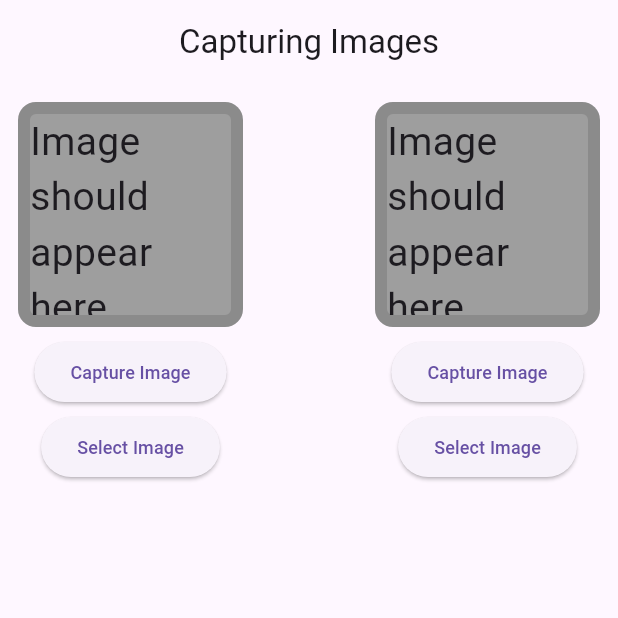
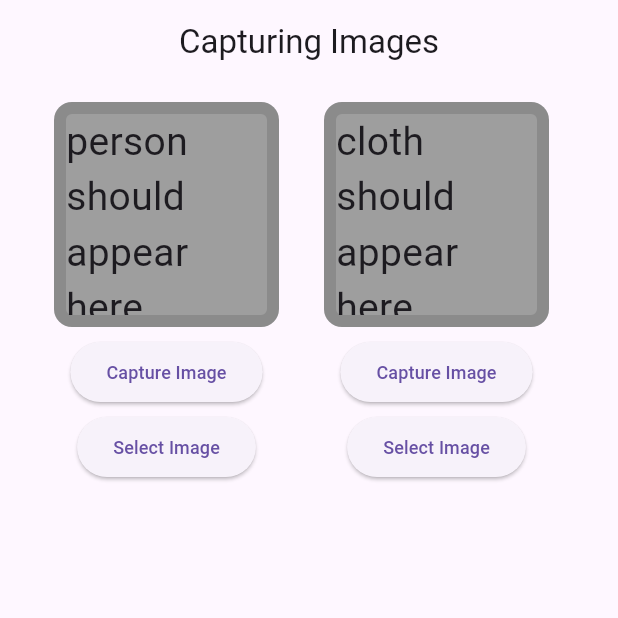
Before and after one commit to FITMI-APP/Mobile-App, a Flutter app: the screen it shows once a user with an empty profile is signed in, on a phone screen of 412 x 824 dp, the top half of it. Run offline on Flutter 3.47's test engine with Material 3 defaults, Android fonts, the light colour scheme and no system bars; our stand-ins replace cloud_firestore, firebase_auth, firebase_core, flutter_spinkit, font_awesome_flutter, google_sign_in and 1 more; missing offline and left inert: animated_button_bar; accounts and stored records are empty.

Commit message:
Add files via upload

```diff
--- a/lib/screens/home/test.dart
+++ b/lib/screens/home/test.dart
@@ -18,7 +18,8 @@ class MyHomePage extends StatefulWidget {
 
 class _HomeState extends State<MyHomePage> {
 
-  File? imageFile;
+  File? cloth;
+  File? person;
 
   @override
   Widget build(BuildContext context) {
@@ -29,10 +30,10 @@ class _HomeState extends State<MyHomePage> {
       ),
       body: Padding(
         padding: const EdgeInsets.all(12.0),
-        child: Column(
-          //mainAxisAlignment: MainAxisAlignment.center,
+        child: Row(
+          mainAxisAlignment: MainAxisAlignment.center,
           children: [
-            if(imageFile != null)
+            if(person != null )
               Row(
                 children: [
                   Container(
@@ -41,30 +42,16 @@ class _HomeState extends State<MyHomePage> {
                     decoration: BoxDecoration(
                       color: Colors.grey,
                       image: DecorationImage(
-                          image: FileImage(imageFile!),
+                          image: FileImage(person!),
                           fit: BoxFit.cover
                       ),
                       border: Border.all(width: 8, color: Colors.black),
                       borderRadius: BorderRadius.circular(12.0),
                     ),
                   ),
-                  Container(
-                    width: 150,
-                    height: 150,
-                    decoration: BoxDecoration(
-                      image: DecorationImage(
-                        image: FileImage(imageFile!),
-                        fit: BoxFit.cover
-                      ),
-                      border: Border.all(width: 8, color: Colors.black),
-                      borderRadius: BorderRadius.circular(12.0),
-                    ),
-
-                  ),
 
                 ],
               )
-
             else
               Row(
                 children: [
@@ -82,7 +69,7 @@ class _HomeState extends State<MyHomePage> {
                             border: Border.all(width: 8, color: Colors.black12),
                             borderRadius: BorderRadius.circular(12.0),
                           ),
-                          child: const Text('Image should appear here', style: TextStyle(fontSize: 26)),
+                          child: const Text('person should appear here', style: TextStyle(fontSize: 26)),
                         ),
                         SizedBox(height: 10),
                         Expanded(
@@ -102,50 +89,88 @@ class _HomeState extends State<MyHomePage> {
                     ),
                   ),
                   SizedBox(width: 10), // Add spacing between containers
-                  Expanded(
-                    child: Container(
-                      height:250,
-                      alignment: Alignment.topRight,
-                      child: Column(
-                        //crossAxisAlignment: CrossAxisAlignment.end,
+                ],
+              ),
+
+
+
+
+            const SizedBox(
+              width: 20,
+            ),
+
+
+
+
+
+            if(cloth != null )
+              Row(
                 children: [
                   Container(
                     width: 150,
                     height: 150,
+                    decoration: BoxDecoration(
+                      image: DecorationImage(
+                          image: FileImage(cloth!),
+                          fit: BoxFit.cover
+                      ),
+                      border: Border.all(width: 8, color: Colors.black),
+                      borderRadius: BorderRadius.circular(12.0),
+                    ),
 
+                  ),
+                ],
+              )
+
+            else
+              Row(
+                children: [
+                  Container(
+                    height:250,
+                    alignment: Alignment.topRight,
+                    child: Column(
+                      children: [
+                        Container(
+                          width: 150,
+                          height: 150,
+                          alignment: Alignment.topRight,
                           decoration: BoxDecoration(
                             color: Colors.grey,
                             border: Border.all(width: 8, color: Colors.black12),
                             borderRadius: BorderRadius.circular(12.0),
                           ),
-                            child: const Text('Image should appear here', style: TextStyle(fontSize: 26)),
+                          child: const Text('cloth should appear here', style: TextStyle(fontSize: 26)),
                         ),
                         SizedBox(height: 10),
                         Expanded(
                           child: ElevatedButton(
-                              onPressed: () => getImage(source: ImageSource.camera),
+                            onPressed: () => getcloth(source: ImageSource.camera),
                             child: const Text('Capture Image', style: TextStyle(fontSize: 12)),
                           ),
                         ),
                         SizedBox(height: 10),
                         Expanded(
                           child: ElevatedButton(
-                              onPressed: () => getImage(source: ImageSource.gallery),
+                            onPressed: () => getcloth(source: ImageSource.gallery),
                             child: const Text('Select Image', style: TextStyle(fontSize: 12)),
                           ),
                         ),
                       ],
                     ),
                   ),
-                  ),
+                  SizedBox(width: 10), // Add spacing between containers
+
                         ],
                       ),
+
+
+
+
 
 
             const SizedBox(
               height: 20,
             ),
-
           ],
         ),
       ),
@@ -163,7 +188,22 @@ class _HomeState extends State<MyHomePage> {
 
     if(file?.path != null){
       setState(() {
-        imageFile = File(file!.path);
+        person = File(file!.path);
+      });
+    }
+  }
+  void getcloth({required ImageSource source}) async {
+
+    final file = await ImagePicker().pickImage(
+        source: source,
+        maxWidth: 640,
+        maxHeight: 480,
+        imageQuality: 70 //0 - 100
+    );
+
+    if(file?.path != null){
+      setState(() {
+        cloth = File(file!.path);
       });
     }
   }
```
Also changed, not shown: 1 other file. Lines whose indentation alone changed are shown as unchanged.
